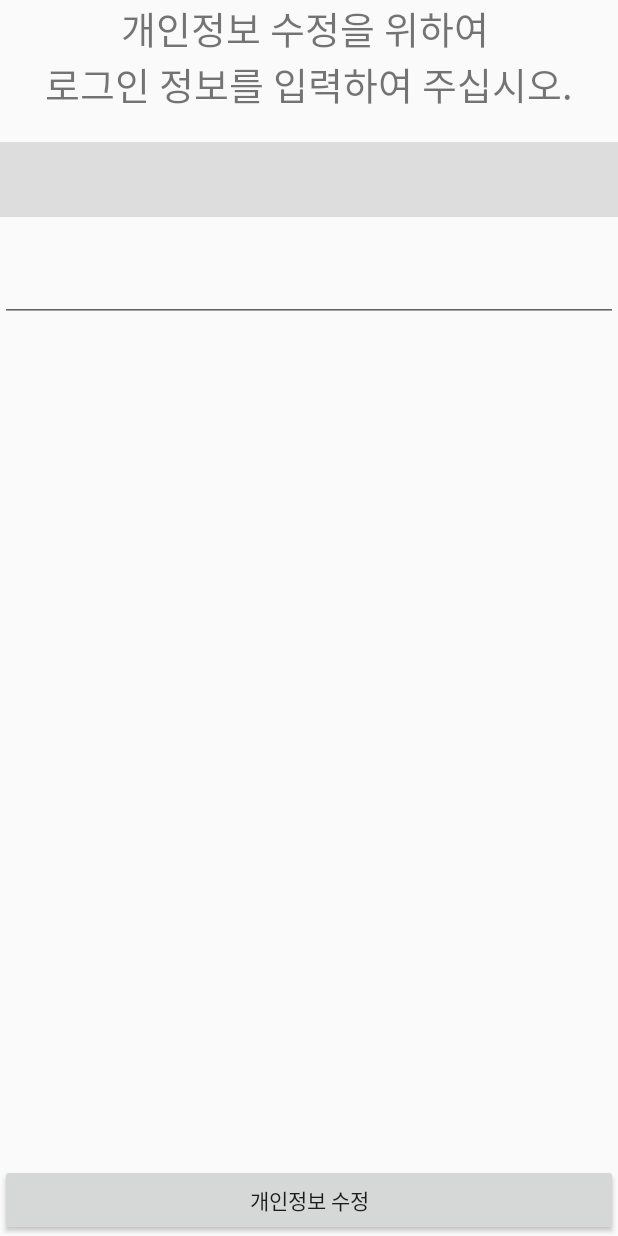
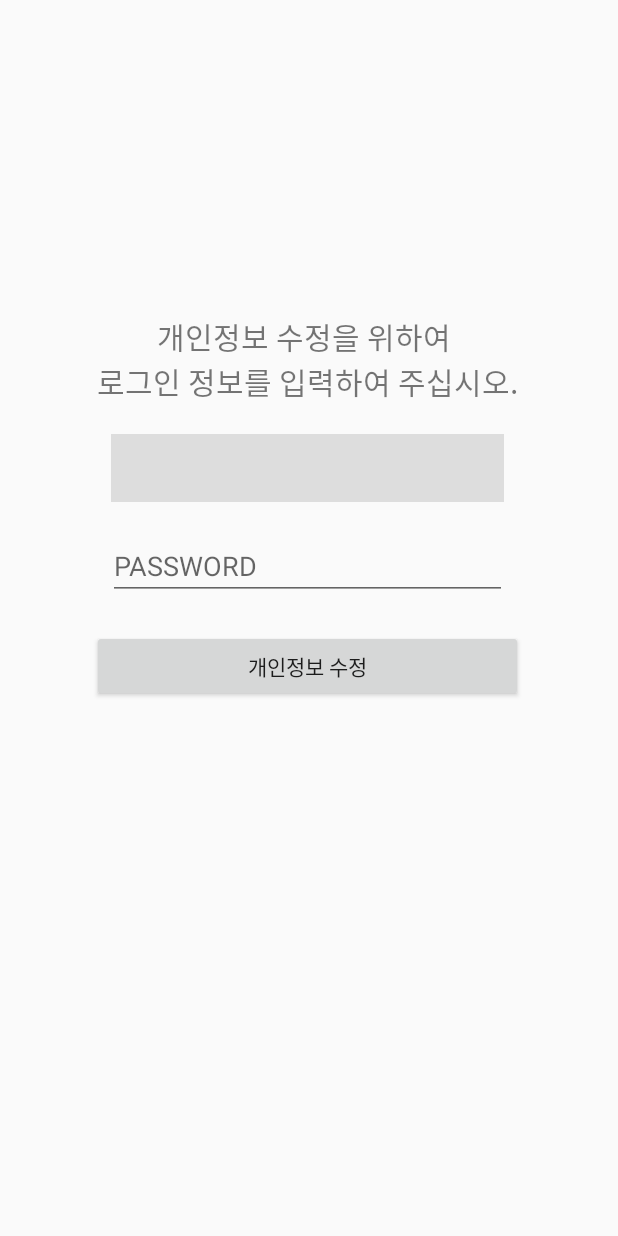
Before and after one commit to kind4u/testApp, an Android app: the layout activity_validation.xml on its own in the app's theme, with its tools: preview values and no code run, on a phone screen of 412 x 824 dp. Run offline under Robolectric (Android 15) with nearby library versions, the phone set to English and light mode, and no system bars.

```diff
--- a/app/src/main/res/layout/activity_validation.xml
+++ b/app/src/main/res/layout/activity_validation.xml
@@ -9,10 +9,16 @@
 
     <LinearLayout
         android:id="@+id/linearLayout2"
-        android:layout_width="match_parent"
-        android:layout_height="match_parent"
+        android:layout_width="327dp"
+        android:layout_height="405dp"
+        android:layout_marginStart="8dp"
+        android:layout_marginLeft="8dp"
+        android:layout_marginEnd="8dp"
+        android:layout_marginRight="8dp"
         android:orientation="vertical"
+        app:layout_constraintBottom_toBottomOf="parent"
         app:layout_constraintEnd_toEndOf="parent"
+        app:layout_constraintHorizontal_bias="0.49"
         app:layout_constraintStart_toStartOf="parent"
         app:layout_constraintTop_toTopOf="parent">
 
@@ -23,34 +29,42 @@
             android:layout_marginBottom="20dp"
             android:gravity="center_horizontal"
             android:text="개인정보 수정을 위하여 \n로그인 정보를 입력하여 주십시오."
-            android:textSize="25sp" />
+            android:textSize="20sp" />
 
         <EditText
             android:id="@+id/idValText"
-            android:layout_width="match_parent"
-            android:layout_height="50dp"
+            android:layout_width="262dp"
+            android:layout_height="45dp"
             android:layout_marginBottom="20dp"
             android:background="@color/disable"
             android:ems="10"
+            android:layout_gravity="center"
             android:inputType="textPersonName" />
 
         <EditText
             android:id="@+id/pwValText"
-            android:layout_width="match_parent"
-            android:layout_height="50dp"
+            android:layout_width="266dp"
+            android:layout_height="wrap_content"
             android:layout_marginBottom="20dp"
             android:ems="10"
+            android:layout_gravity="center"
+            android:hint="PASSWORD"
             android:inputType="textPassword" />
+
+        <Button
+            android:id="@+id/validationButton"
+            android:layout_width="match_parent"
+            android:layout_height="wrap_content"
+            android:layout_marginStart="20dp"
+            android:layout_marginLeft="20dp"
+            android:layout_marginEnd="20dp"
+            android:layout_marginRight="20dp"
+            android:layout_marginBottom="32dp"
+            android:text="개인정보 수정"
+            app:layout_constraintEnd_toEndOf="parent"
+            app:layout_constraintHorizontal_bias="0.4"
+            app:layout_constraintStart_toStartOf="parent" />
 
     </LinearLayout>
 
-    <Button
-        android:id="@+id/validationButton"
-        android:layout_width="match_parent"
-        android:layout_height="wrap_content"
-        android:text="개인정보 수정"
-        app:layout_constraintBottom_toBottomOf="@+id/linearLayout2"
-        app:layout_constraintEnd_toEndOf="parent"
-        app:layout_constraintHorizontal_bias="0.51"
-        app:layout_constraintStart_toStartOf="parent" />
 </androidx.constraintlayout.widget.ConstraintLayout>
--- a/app/src/main/res/layout/modify_info_row.xml
+++ b/app/src/main/res/layout/modify_info_row.xml
@@ -12,11 +12,11 @@
     android:layout_marginStart="2dp"
     android:layout_marginEnd="2dp"
     >
+
     <androidx.constraintlayout.widget.ConstraintLayout
-        android:layout_width="match_parent"
+        android:layout_width="387dp"
         android:layout_height="match_parent"
-        android:orientation="horizontal"
-        >
+        android:orientation="horizontal">
 
         <TextView
             android:id="@+id/info_text"
```
Also changed, not shown: app/build.gradle (+10 -0 lines), app/src/main/AndroidManifest.xml (+15 -0 lines), app/src/main/java/com/nids/views/LoginActivity.java (+15 -0 lines), app/src/main/java/com/nids/views/NaverLoginActivity.java (added, +203 -0 lines), app/src/main/res/layout/activity_login.xml (+19 -0 lines), app/src/main/res/layout/activity_modify.xml (+10 -5 lines), app/src/main/res/layout/fragment_nodata.xml (added, +43 -0 lines), app/src/main/res/values/styles.xml (+29 -0 lines).
